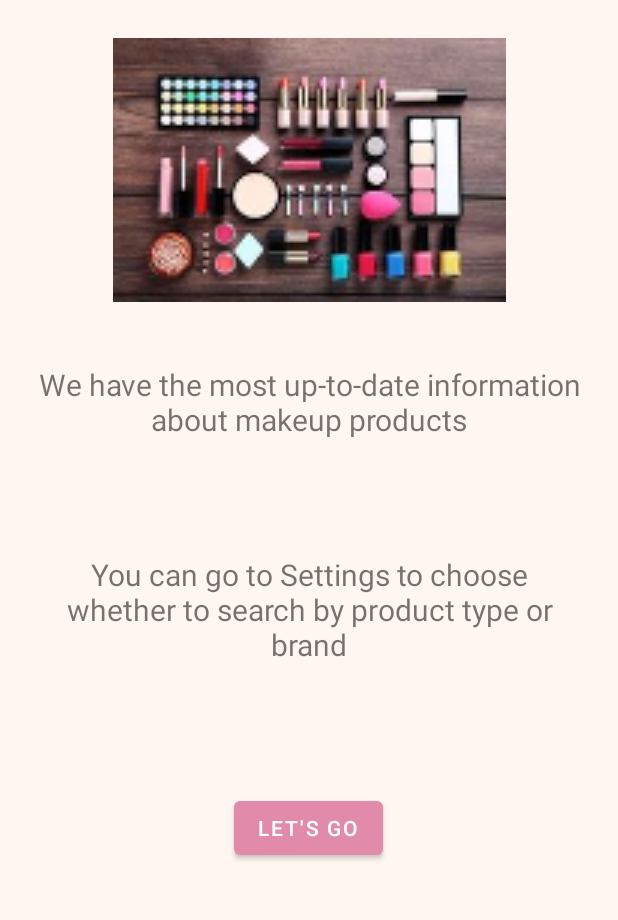
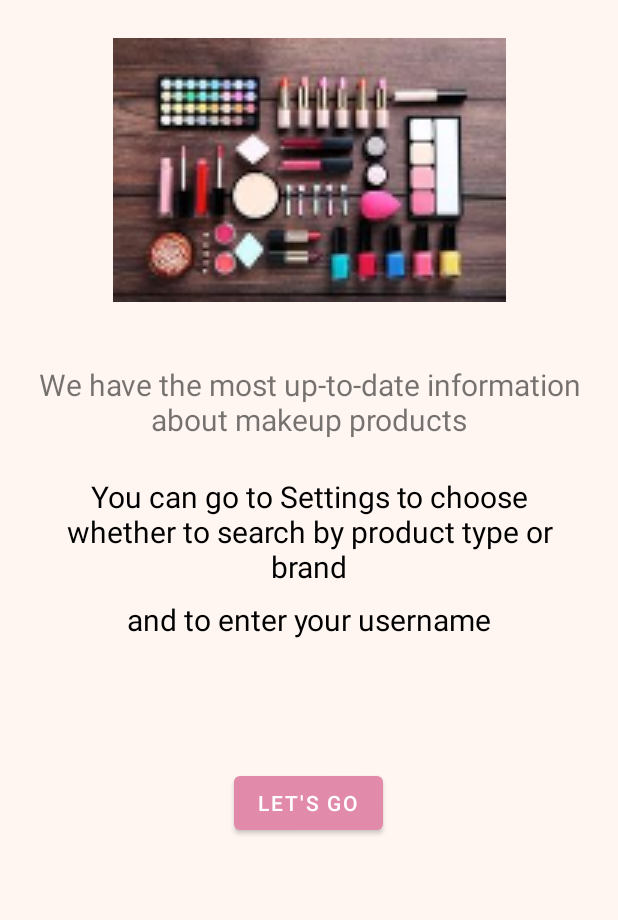
Before and after one commit to jessieAnhNguyen/MakeUpBrowser, an Android app: the screen it shows after launch (MainActivity), on a phone screen of 412 x 824 dp, the part 246-1166 px from its top. Run offline under Robolectric (Android 15) with nearby library versions, the phone set to English and light mode, and no system bars; our stand-ins replace navigation-ui.

Commit message:
fixed small issues and finalized for submission

```diff
--- a/app/src/main/java/com/anguy39/makeupbrowser/MainActivity.kt
+++ b/app/src/main/java/com/anguy39/makeupbrowser/MainActivity.kt
@@ -18,10 +18,6 @@ class MainActivity : AppCompatActivity() {
     }
 
     override fun onCreate(savedInstanceState: Bundle?) {
-//        if (prefs.getBoolean(THEME_SELECTION, false)) {
-//            setTheme(R.style.DarkModeTheme)
-//        }
-//        else setTheme(R.style.Theme_MakeUpBrowser)
         setTheme(R.style.Theme_MakeUpBrowser)
         super.onCreate(savedInstanceState)
         setContentView(R.layout.activity_main)
@@ -71,7 +67,6 @@ class MainActivity : AppCompatActivity() {
     companion object {
         const val CONFIRM_RATING = "confirm_rating_alert"
         const val CATEGORY_CHOICE = "category_choice"
-        const val THEME_SELECTION = "theme_selection"
         const val USERNAME = "username"
     }
 
--- a/app/src/main/res/layout/fragment_welcome.xml
+++ b/app/src/main/res/layout/fragment_welcome.xml
@@ -54,11 +54,10 @@
         android:layout_marginStart="24dp"
         android:layout_marginTop="24dp"
         android:layout_marginEnd="24dp"
-        android:layout_marginBottom="32dp"
         android:text="@string/instruction"
         android:textAlignment="center"
+        android:textColor="@color/black"
         android:textSize="20sp"
-        app:layout_constraintBottom_toTopOf="@+id/go_button"
         app:layout_constraintEnd_toEndOf="parent"
         app:layout_constraintHorizontal_bias="0.0"
         app:layout_constraintStart_toStartOf="parent"
@@ -68,12 +67,25 @@
         android:id="@+id/go_button"
         android:layout_width="wrap_content"
         android:layout_height="wrap_content"
+        android:layout_marginTop="16dp"
         android:layout_marginBottom="32dp"
         android:text="@string/go"
         app:layout_constraintBottom_toBottomOf="parent"
         app:layout_constraintEnd_toEndOf="parent"
         app:layout_constraintHorizontal_bias="0.498"
         app:layout_constraintStart_toStartOf="parent"
-        app:layout_constraintTop_toBottomOf="@+id/textView8"
-        app:layout_constraintVertical_bias="0.496" />
+        app:layout_constraintTop_toBottomOf="@+id/textView4" />
+
+    <TextView
+        android:id="@+id/textView4"
+        android:layout_width="0dp"
+        android:layout_height="wrap_content"
+        android:layout_marginTop="8dp"
+        android:text="@string/username_instruction"
+        android:textAlignment="center"
+        android:textColor="@color/black"
+        android:textSize="20sp"
+        app:layout_constraintEnd_toEndOf="parent"
+        app:layout_constraintStart_toStartOf="parent"
+        app:layout_constraintTop_toBottomOf="@+id/textView8" />
 </androidx.constraintlayout.widget.ConstraintLayout>
--- a/app/src/main/res/values/strings.xml
+++ b/app/src/main/res/values/strings.xml
@@ -47,5 +47,6 @@
     <string name="back">Back</string>
     <string name="result_name" translatable="false">Hey %s</string>
     <string name="product_comment">Hope you like it, %s!</string>
+    <string name="username_instruction">and to enter your username</string>
 
 </resources>
--- a/app/src/main/res/xml/settings_preference.xml
+++ b/app/src/main/res/xml/settings_preference.xml
@@ -7,17 +7,12 @@
         android:title="@string/confirm_rating_alert" />
 
     <ListPreference
-        android:summary="%s"
-        android:defaultValue="0"
+        android:defaultValue="true"
         android:entries="@array/look_up_categories"
         android:entryValues="@array/categories_values"
         android:key="category_choice"
-        android:title="@string/look_up_category"/>
-
-    <SwitchPreference
-        android:defaultValue="false"
-        android:key="theme_selection"
-        android:title="Dark Mode" />
+        android:summary="%s"
+        android:title="@string/look_up_category" />
 
     <EditTextPreference
         android:defaultValue="User"
```
Also changed, not shown: app/src/main/java/com/anguy39/makeupbrowser/settings/SettingsFragment.kt (+0 -25 lines), 1 other file.
